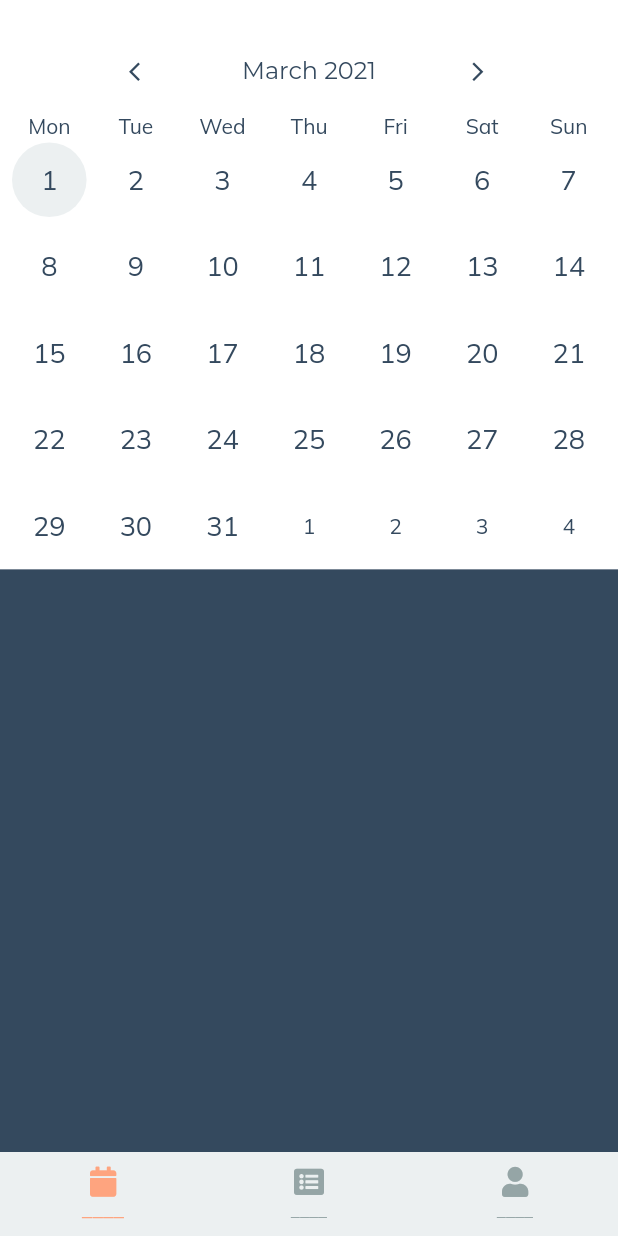
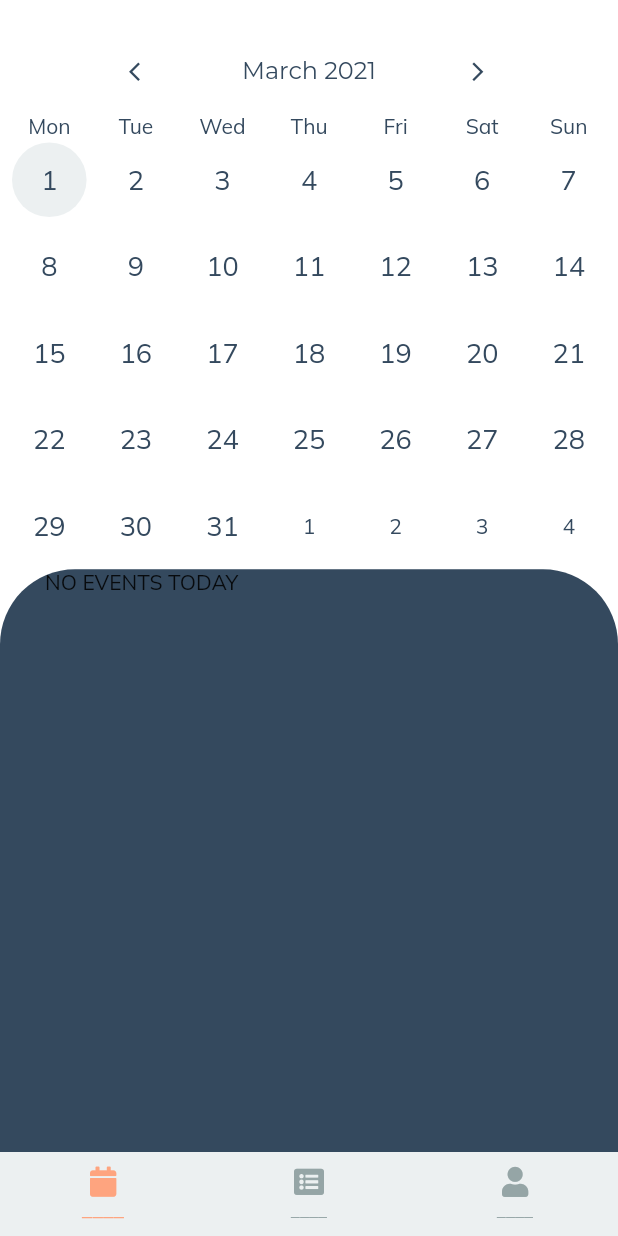
Before and after one commit to codegarden-sa/remnevents, a Flutter app: the screen it shows after launch, on a phone screen of 412 x 824 dp. Run offline on Flutter 3.47's test engine with Material 2 defaults, Android fonts, the phone set to English and light mode, and no system bars; drawn by our look-alikes of table_calendar; our stand-ins replace cloud_firestore, date_field, firebase_auth, firebase_core, flutter_neumorphic, flutter_spinkit and 3 more; missing offline and left inert: lit_firebase_auth; accounts and stored records are empty.

Commit message:
approaching alpha release

```diff
--- a/lib/components/date_time_picker.dart
+++ b/lib/components/date_time_picker.dart
@@ -38,7 +38,6 @@ class _DateTimeFldState extends State<DateTimeFld> {
                 validator: (val) =>
                     val.toString().isEmpty ? 'DateTime is required' : null,
                 onDateSelected: (DateTime date) {
-                  print(date);
                   setState(() {
                     startDate = date;
                   });
--- a/lib/constants/constants.dart
+++ b/lib/constants/constants.dart
@@ -4,7 +4,8 @@ import 'package:intl/intl.dart';
 class AppConstants {
   //Fields
 
-  static final String EVENT_STATUS = 'pending';
+  static final String PENDING = 'pending';
+  static final String APPROVED = 'approved';
   static final String VENUE = 'local church';
   static final String ADMINISTRATOR = 'administrator';
   static final String LEADER = 'leader';
--- a/lib/main.dart
+++ b/lib/main.dart
@@ -5,7 +5,7 @@ import 'package:provider/provider.dart';
 import 'package:sandtonchurchapp/screens/home.dart';
 import 'package:sandtonchurchapp/services/auth.dart';
 import 'package:sandtonchurchapp/services/database.dart';
-import 'package:sandtonchurchapp/state/user_state.dart';
+import 'package:sandtonchurchapp/state/app_state.dart';
 import 'constants/palette.dart';
 import 'package:firebase_core/firebase_core.dart';
 import 'package:sandtonchurchapp/models/user.dart';
@@ -24,7 +24,7 @@ class MyApp extends StatelessWidget {
       providers: [
         StreamProvider<User>.value(value: AuthService().user),
         StreamProvider<UserDetails>.value(value: DatabaseService().userDetails),
-        ChangeNotifierProvider(create: (context) => UserState())
+        ChangeNotifierProvider(create: (context) => AppState())
       ],
       child: MaterialApp(
         debugShowCheckedModeBanner: false,
--- a/lib/screens/authenticate/authenticate.dart
+++ b/lib/screens/authenticate/authenticate.dart
@@ -11,7 +11,6 @@ class _AuthenticateState extends State<Authenticate> {
 
    bool showSignIn = true;
   void toggleView(){
-    //print(showSignIn.toString());
     setState(() => showSignIn = !showSignIn);
   }
 
--- a/lib/screens/authenticate/sign_in.dart
+++ b/lib/screens/authenticate/sign_in.dart
@@ -2,7 +2,7 @@ import 'package:flutter/material.dart';
 import 'package:sandtonchurchapp/services/auth.dart';
 import 'package:sandtonchurchapp/constants/loading.dart';
 import 'package:sandtonchurchapp/constants/constants.dart';
-import 'package:sandtonchurchapp/state/user_state.dart';
+import 'package:sandtonchurchapp/state/app_state.dart';
 
 class SignIn extends StatefulWidget {
   final Function toggleView;
--- a/lib/screens/booking/book_event.dart
+++ b/lib/screens/booking/book_event.dart
@@ -37,7 +37,6 @@ class _BookEventState extends State<BookEvent> {
       );
 
       FormController formController = FormController((String response) {
-        print("Response: $response");
         if (response == FormController.STATUS_SUCCESS) {
           //
           _showSnackbar("Feedback Submitted");
@@ -49,9 +48,6 @@ class _BookEventState extends State<BookEvent> {
       });
 
       _showSnackbar("Submitting Feedback");
-
-      // Submit 'feedbackForm' and save it in Google Sheet
-
       formController.submitForm(feedbackForm);
     }
   }
--- a/lib/screens/calendar/calendar_events.dart
+++ b/lib/screens/calendar/calendar_events.dart
@@ -1,8 +1,10 @@
 //import 'dart:html';
 
 import 'package:flutter/material.dart';
+import 'package:sandtonchurchapp/components/empty_day_events.dart';
 import 'package:sandtonchurchapp/screens/events/event_tile.dart';
 import 'package:sandtonchurchapp/services/database.dart';
+import 'package:sandtonchurchapp/state/app_state.dart';
 import 'package:sandtonchurchapp/utils/group_events.dart';
 import 'package:table_calendar/table_calendar.dart';
 import 'package:google_fonts/google_fonts.dart';
@@ -22,6 +24,7 @@ class _CalendarEventsState extends State<CalendarEvents> {
   List<dynamic> _selectedEvents;
   TextEditingController _eventController;
   SharedPreferences prefs;
+  bool _isDayEventsEmpty;
 
   DateTime get date => null;
 
@@ -32,6 +35,7 @@ class _CalendarEventsState extends State<CalendarEvents> {
     _eventController = TextEditingController();
     _events = {};
     _selectedEvents = [];
+    _isDayEventsEmpty = true;
     // initPrefs();
   }
 
@@ -45,12 +49,15 @@ class _CalendarEventsState extends State<CalendarEvents> {
               builder: (context, snapshot) {
                 if (snapshot.hasData) {
                   List<EventModel> allEvents = snapshot.data;
+                  print('allEvents');
                   if (allEvents.isNotEmpty) {
                     _events = groupEvents(allEvents);
                   } else {
                     _events = {};
                     _selectedEvents = [];
                   }
+                } else {
+                  print('no data in snapshot');
                 }
                 return ListView(
                   children: <Widget>[
@@ -103,12 +110,13 @@ class _CalendarEventsState extends State<CalendarEvents> {
                               ),
                               startingDayOfWeek: StartingDayOfWeek.monday,
                               onDaySelected: (date, events, _) {
-                                print('here .....');
                                 setState(() {
                                   _selectedEvents = events;
+                                  if (_selectedEvents.length > 0)
+                                    _isDayEventsEmpty = false;
+                                  else
+                                    _isDayEventsEmpty = true;
                                 });
-
-                                print(_selectedEvents[0].startHour);
                               },
                               builders: CalendarBuilders(
                                 selectedDayBuilder: (context, date, events) =>
@@ -148,32 +156,42 @@ class _CalendarEventsState extends State<CalendarEvents> {
                         ),
                       ),
                     ),
-
                     Container(
-                      color: AppConstants.darkblue,
-                      height: 500.00,
-                    child: SingleChildScrollView(child: Column(
-                      children: [
-
-                        ..._selectedEvents.map((event) => EventTile(event: event))
-                      ],
-                    ),),
-
+                padding: EdgeInsets.only(left: 30),
+                width: MediaQuery.of(context).size.width,
+                height: MediaQuery.of(context).size.height * 0.55,
+                decoration: BoxDecoration(
+                  borderRadius: BorderRadius.only(
+                    topLeft: Radius.circular(50),
+                    topRight: Radius.circular(50),
+                  ),
+                  color: AppConstants.darkblue,
+                ),
+                      child: Stack(
+                        children: [Column(
+                          children: [
+                        //   Padding(
+                        //   padding: EdgeInsets.only(top: 10),
+                        //   child: Text(
+                        //     "Today",
+                        //     style: TextStyle(
+                        //         color: Colors.white,
+                        //         fontSize: 30,
+                        //         fontWeight: FontWeight.bold),
+                        //   ),
+                        // ),
+                            ..._selectedEvents
+                                .map((event) => EventTile(event: event)),
+                            _isDayEventsEmpty == false
+                                ? SizedBox(width: 0, height: 0)
+                                : Text('NO EVENTS TODAY')
+                          ],
+                        ),]
+                      ),
                     )
                   ],
                 );
               }),
-          // floatingActionButton: NeumorphicButton(
-          //   style: NeumorphicStyle(
-          //       shape: NeumorphicShape.flat,
-          //       boxShape: NeumorphicBoxShape.circle(),
-          //       depth: 6,
-          //       lightSource: LightSource.topLeft,
-          //       color: AppConstants.grey),
-          //   child: NeumorphicIcon(Icons.add, size: 30),
-          //   onPressed: () => Navigator.push(context,
-          //       MaterialPageRoute(builder: (context) => BookEvent())),
-          // ),
           backgroundColor: Colors.white,
         ),
       ),
--- a/lib/screens/events/book_event.dart
+++ b/lib/screens/events/book_event.dart
@@ -159,18 +159,14 @@ class _BookEventState extends State<BookEvent> {
                                   await DatabaseService(uid: user.uid)
                                       .bookEvent(title, description, department,
                                           startDate, endDate);
-                              print('results from submiting event');
                               setState(() {
                                 loading = false;
                                 description = '';
                               });
 
                               if (eventBooked != null) {
-                                print(eventBooked);
                                 ScaffoldMessenger.of(context)
                                     .showSnackBar(snackBar);
-                                // Navigator.push(context,
-                                //     MaterialPageRoute(builder: (context) => HomeScreen()));
                               } else
                                 print('could not book event');
                             }
--- a/lib/screens/events/view_event.dart
+++ b/lib/screens/events/view_event.dart
@@ -13,9 +13,7 @@ class ListEvents extends StatelessWidget {
 
   @override
   Widget build(BuildContext context) {
-    print('hello');
     return Container(
-
   child: StreamProvider<List<EventModel>>.value(
     value: DatabaseService().approvedEvents,
     child: Container(
--- a/lib/screens/home.dart
+++ b/lib/screens/home.dart
@@ -2,7 +2,7 @@ import 'package:flutter/material.dart';
 import 'package:font_awesome_flutter/font_awesome_flutter.dart';
 import 'package:sandtonchurchapp/components/date_time_picker.dart';
 import 'package:sandtonchurchapp/screens/authenticate/profile.dart';
-import 'package:sandtonchurchapp/state/user_state.dart';
+import 'package:sandtonchurchapp/state/app_state.dart';
 import 'calendar/calendar_events.dart';
 import '../constants/constants.dart';
 import 'events/view_event.dart';
@@ -47,8 +47,7 @@ class _NavigationState extends State<Navigation> {
 
   Widget build(BuildContext context) {
     final user = Provider.of<User>(context);
-    final isLeader = Provider.of<UserState>(context).isLeader;
-    print('home widget, check isLeader ' + isLeader.toString());
+    final isLeader = Provider.of<AppState>(context).isLeader;
     return Scaffold(
       body: IndexedStack(
         children: [
@@ -85,10 +84,9 @@ class _NavigationState extends State<Navigation> {
       ),
       floatingActionButtonLocation: FloatingActionButtonLocation.endFloat,
       floatingActionButton:
-          Consumer<UserState>(builder: (context, userState, _) {
-        print('the profile '+ userState.isLeader.toString());
+          Consumer<AppState>(builder: (context, AppState, _) {
         return new Visibility(
-          visible: userState.isLeader && _selectedIndex == 0,
+          visible: AppState.isLeader && _selectedIndex == 0,
           child: NeumorphicButton(
             style: NeumorphicStyle(
                 shape: NeumorphicShape.flat,
--- a/lib/state/user_state.dart
+++ b/lib/state/app_state.dart
@@ -1,21 +1,23 @@
 import 'package:flutter/material.dart';
 import 'package:sandtonchurchapp/constants/constants.dart';
 
-class UserState with ChangeNotifier {
+class AppState with ChangeNotifier {
   bool _isLeader = false;
+  bool _isDayEventsEmpty = false;
 
-  // UserState({this._isLeader});
   bool get isLeader => _isLeader;
+  bool get isDayEventsEmpty => _isDayEventsEmpty;
 
   void setIsLeader(String status) {
-    print('notify the listeners....');
-
     if (status == AppConstants.LEADER || status == AppConstants.ADMINISTRATOR)
       this._isLeader = true;
     else
       this._isLeader = false;
+    notifyListeners();
+  }
 
-    print('isLeader --> '+this._isLeader.toString());
+  void setIsDayEventsEmpty(bool res) {
+    this._isDayEventsEmpty = res;
     notifyListeners();
   }
 }
```
Also changed, not shown: lib/components/empty_day_events.dart (added, +19 -0 lines), lib/screens/authenticate/profile.dart (+3 -9 lines), lib/screens/events/event_tile.dart (+28 -34 lines), lib/services/database.dart (+15 -11 lines), lib/utils/group_events.dart (+18 -3 lines).
